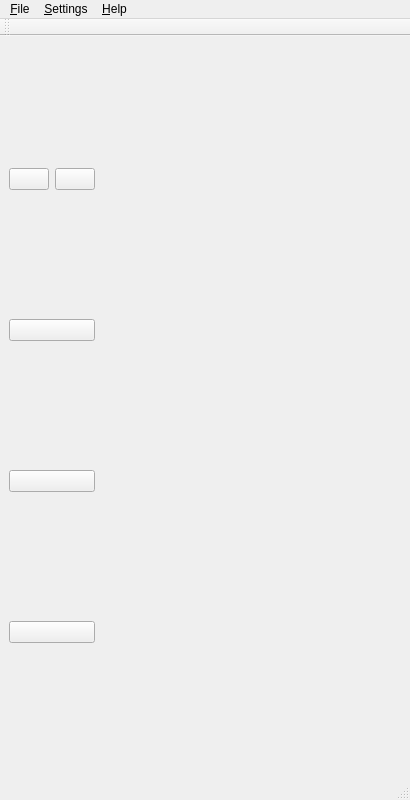
Above: qt_gui/mainwindow.ui from Ngoyal95/OncoPlotter before the change. Below: the same form after it.
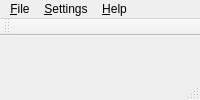
That is the form after the change.

Commit message: Modified GUI, buttons now in toolbar for more plotting space

Patch:
```diff
--- a/qt_gui/mainwindow.ui
+++ b/qt_gui/mainwindow.ui
@@ -2,14 +2,6 @@
 <ui version="4.0">
  <class>MainWindow</class>
  <widget class="QMainWindow" name="MainWindow">
-  <property name="geometry">
-   <rect>
-    <x>0</x>
-    <y>0</y>
-    <width>410</width>
-    <height>800</height>
-   </rect>
-  </property>
   <property name="windowTitle">
    <string>OncoPlotter</string>
   </property>
@@ -25,72 +17,7 @@
   <widget class="QWidget" name="centralwidget">
    <layout class="QHBoxLayout" name="horizontalLayout_2">
     <item>
-     <layout class="QHBoxLayout" name="horizontalLayout">
-      <item>
-       <layout class="QVBoxLayout" name="verticalLayout">
-        <item>
-         <layout class="QHBoxLayout" name="horizontalLayout_3">
-          <item>
-           <widget class="QPushButton" name="btn_data_import">
-            <property name="text">
-             <string/>
-            </property>
-           </widget>
-          </item>
-          <item>
-           <widget class="QPushButton" name="btn_discard_dataset">
-            <property name="text">
-             <string/>
-            </property>
-           </widget>
-          </item>
-         </layout>
-        </item>
-        <item>
-         <widget class="QPushButton" name="btn_waterfall">
-          <property name="text">
-           <string/>
-          </property>
-          <property name="checkable">
-           <bool>true</bool>
-          </property>
-          <property name="autoExclusive">
-           <bool>true</bool>
-          </property>
-         </widget>
-        </item>
-        <item>
-         <widget class="QPushButton" name="btn_spider">
-          <property name="text">
-           <string/>
-          </property>
-          <property name="checkable">
-           <bool>true</bool>
-          </property>
-          <property name="autoExclusive">
-           <bool>true</bool>
-          </property>
-         </widget>
-        </item>
-        <item>
-         <widget class="QPushButton" name="btn_swimmer">
-          <property name="text">
-           <string/>
-          </property>
-          <property name="checkable">
-           <bool>true</bool>
-          </property>
-          <property name="autoExclusive">
-           <bool>true</bool>
-          </property>
-         </widget>
-        </item>
-       </layout>
-      </item>
-      <item>
-       <widget class="QStackedWidget" name="stackedWidget"/>
-      </item>
-     </layout>
+     <widget class="QStackedWidget" name="stackedWidget"/>
     </item>
    </layout>
   </widget>
@@ -99,7 +26,7 @@
     <rect>
      <x>0</x>
      <y>0</y>
-     <width>410</width>
+     <width>22</width>
      <height>26</height>
     </rect>
    </property>
```
The commit also changes 4 other files.
